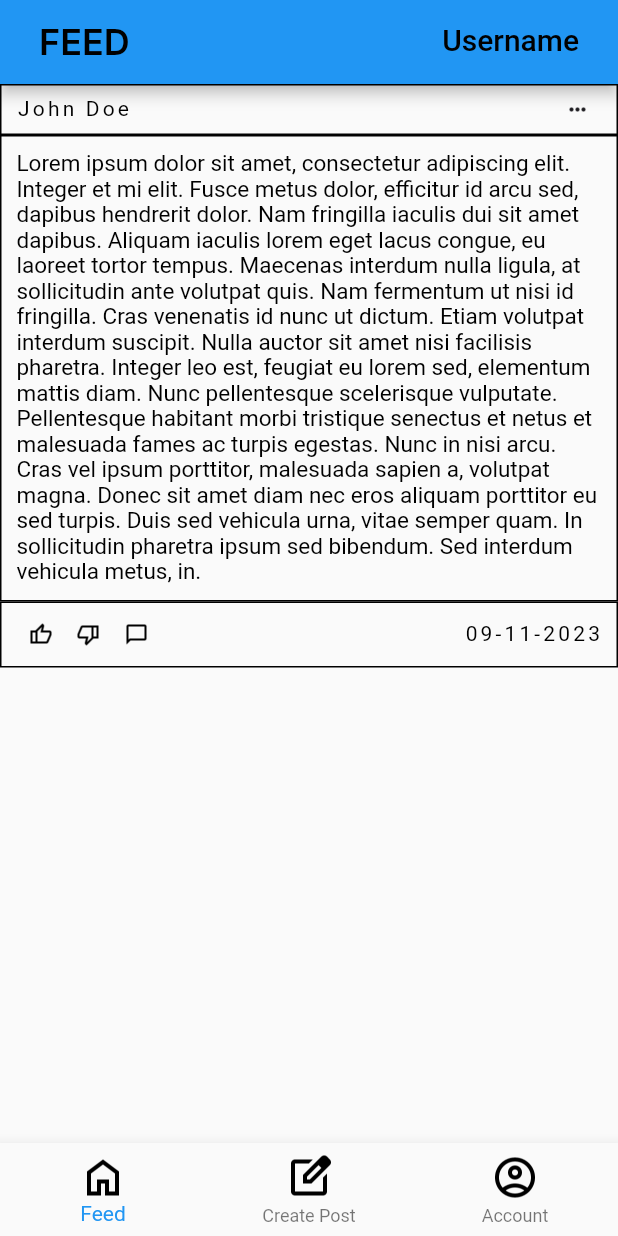
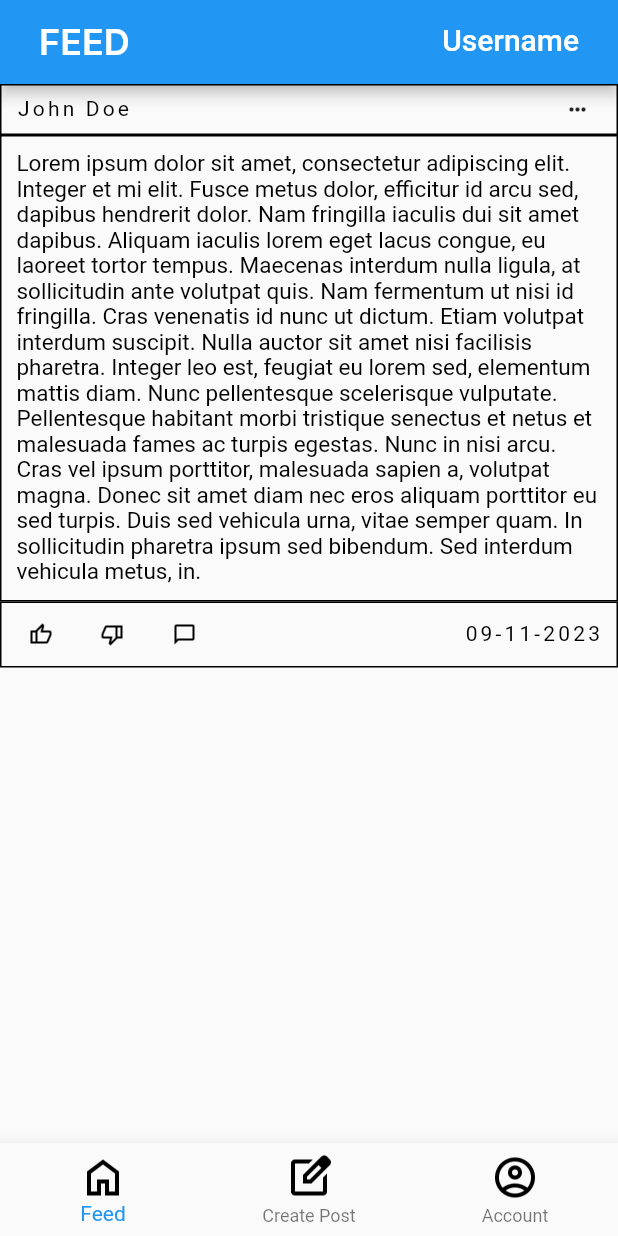
Before and after one commit to yanggank1212/CS4768-Group-5-Project, a Flutter app: the screen it shows after launch, on a phone screen of 412 x 824 dp. Run offline on Flutter 3.47's test engine with Material 2 defaults, Android fonts, the phone set to English and light mode, and no system bars; our stand-ins replace google_fonts; Roboto replaces fonts that are missing (Inter, JetBrains Mono).

Commit message:
Updating Post Widget

```diff
--- a/poutine_time/lib/views/components/post_widget.dart
+++ b/poutine_time/lib/views/components/post_widget.dart
@@ -90,8 +90,6 @@ class PostWidget extends StatelessWidget {
               mainAxisAlignment: MainAxisAlignment.spaceBetween,
               children: <Widget>[
                 Container(
-                  //margin: EdgeInsets.only(left: 10),
-                  //height: double.infinity,
                   child: Row(
                     children: [
                       Container(
@@ -104,6 +102,7 @@ class PostWidget extends StatelessWidget {
                           onPressed: () {},
                         ),
                       ),
+                      SizedBox(width: 16),
                       Container(
                         width: 32,
                         height: 32,
@@ -114,6 +113,7 @@ class PostWidget extends StatelessWidget {
                           onPressed: () {},
                         ),
                       ),
+                      SizedBox(width: 16),
                       Container(
                         width: 32,
                         height: 32,
--- a/poutine_time/lib/views/feed_page.dart
+++ b/poutine_time/lib/views/feed_page.dart
@@ -24,7 +24,7 @@ class FeedpageWidget extends StatelessWidget {
                   fontSize: 24,
                   fontWeight: FontWeight.w600,
                   height: 1.2125,
-                  color: Color(0xff000000),
+                  //color: Color(0xff000000),
                 ),
               ),
             ),
@@ -38,7 +38,7 @@ class FeedpageWidget extends StatelessWidget {
                   fontSize: 20,
                   fontWeight: FontWeight.w500,
                   height: 1.1,
-                  color: Color(0xff000000),
+                  //color: Color(0xff000000),
                 ),
               ),
             ),
```
